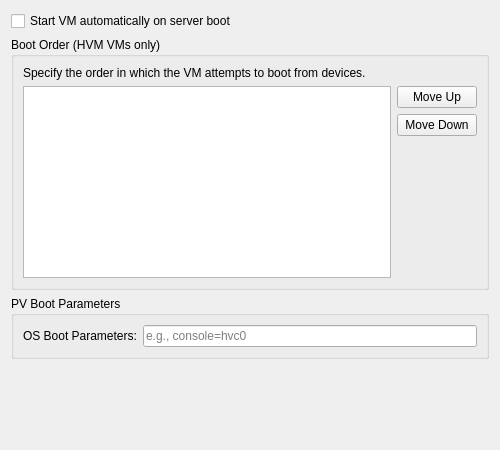
This is src/xenadmin-ui/settingspanels/bootoptionseditpage.ui in benapetr/XenAdminQt as Qt 5 draws it before an edit. The edited form follows.
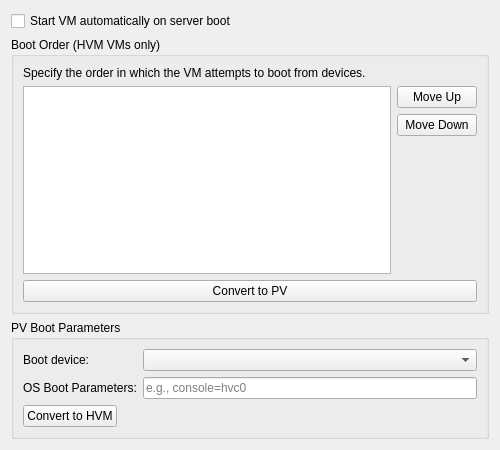
This is the edited form.

```diff
--- a/src/xenadmin-ui/settingspanels/bootoptionseditpage.ui
+++ b/src/xenadmin-ui/settingspanels/bootoptionseditpage.ui
@@ -76,6 +76,13 @@
         </item>
        </layout>
       </item>
+      <item>
+       <widget class="QPushButton" name="buttonConvertToPV">
+        <property name="text">
+         <string>Convert to PV</string>
+        </property>
+       </widget>
+      </item>
      </layout>
     </widget>
    </item>
@@ -86,19 +93,36 @@
      </property>
      <layout class="QFormLayout" name="formLayout">
       <item row="0" column="0">
+       <widget class="QLabel" name="labelPVBootDevice">
+        <property name="text">
+         <string>Boot device:</string>
+        </property>
+       </widget>
+      </item>
+      <item row="0" column="1">
+       <widget class="QComboBox" name="comboBoxBootDevice"/>
+      </item>
+      <item row="1" column="0">
        <widget class="QLabel" name="labelOsParams">
         <property name="text">
          <string>OS Boot Parameters:</string>
         </property>
        </widget>
       </item>
-      <item row="0" column="1">
+      <item row="1" column="1">
        <widget class="QLineEdit" name="lineEditOsParams">
         <property name="placeholderText">
          <string>e.g., console=hvc0</string>
         </property>
        </widget>
       </item>
+      <item row="2" column="0">
+       <widget class="QPushButton" name="buttonConvertToHVM">
+        <property name="text">
+         <string>Convert to HVM</string>
+        </property>
+       </widget>
+      </item>
      </layout>
     </widget>
    </item>
```
